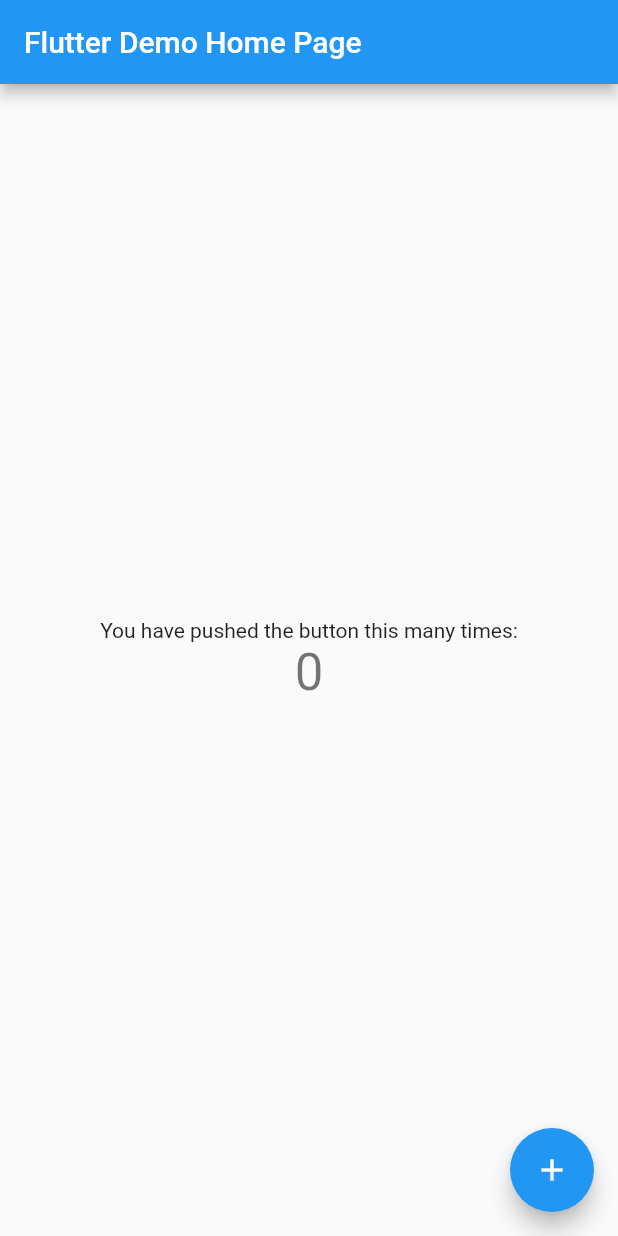
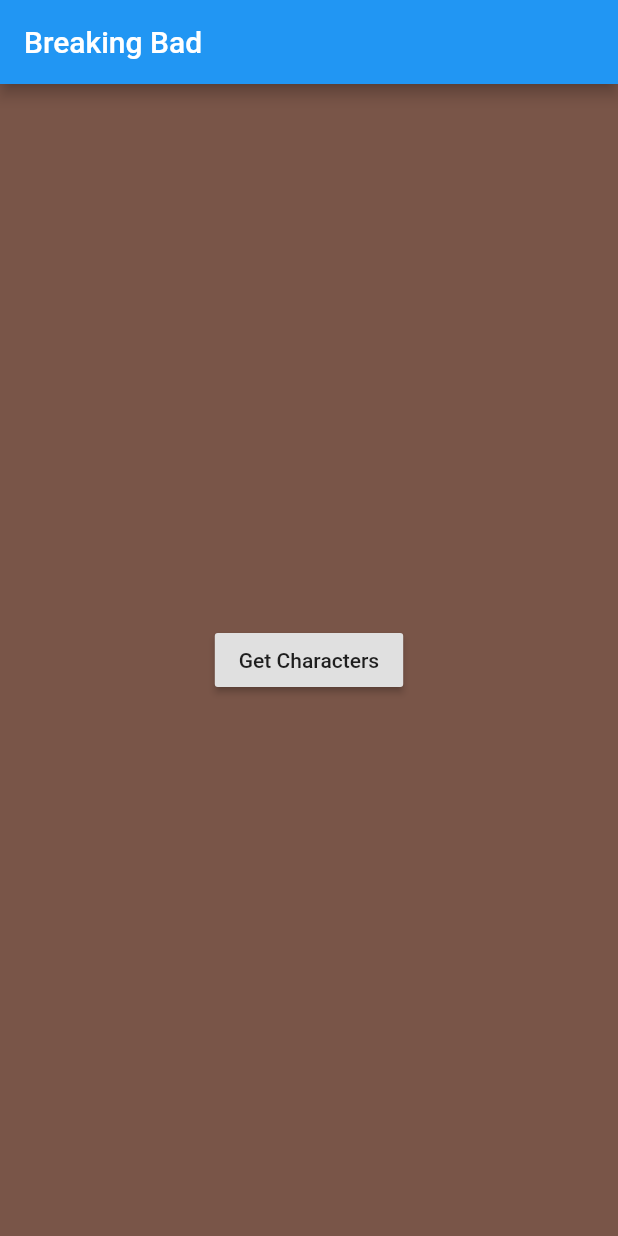
Before and after one commit to mercanbirer/flutter-example, a Flutter app: the screen it shows after launch, on a phone screen of 412 x 824 dp. Run offline on Flutter 3.47's test engine with Material 2 defaults, Android fonts, the phone set to English and light mode, and no system bars.

Commit message:
list model

```diff
--- a/lib/main.dart
+++ b/lib/main.dart
@@ -1,115 +1,31 @@
 import 'package:flutter/material.dart';
+import 'package:flutter_example/screens/CharecterList.dart';
+import 'package:http/http.dart';
 
 void main() {
   runApp(const MyApp());
 }
 
-class MyApp extends StatelessWidget {
+class MyApp extends StatefulWidget {
   const MyApp({Key? key}) : super(key: key);
 
-  // This widget is the root of your application.
+  @override
+  _MyAppState createState() => _MyAppState();
+}
+
+class _MyAppState extends State<MyApp> {
   @override
   Widget build(BuildContext context) {
     return MaterialApp(
-      title: 'Flutter Demo',
+      title: "Breaking Bad",
       theme: ThemeData(
-        // This is the theme of your application.
-        //
-        // Try running your application with "flutter run". You'll see the
-        // application has a blue toolbar. Then, without quitting the app, try
-        // changing the primarySwatch below to Colors.green and then invoke
-        // "hot reload" (press "r" in the console where you ran "flutter run",
-        // or simply save your changes to "hot reload" in a Flutter IDE).
-        // Notice that the counter didn't reset back to zero; the application
-        // is not restarted.
-        primarySwatch: Colors.blue,
-      ),
-      home: const MyHomePage(title: 'Flutter Demo Home Page'),
+          primarySwatch: Colors.blue,
+          scaffoldBackgroundColor: Colors.brown,
+          accentColor: Colors.amberAccent,
+          secondaryHeaderColor: Colors.blueGrey,
+          backgroundColor: Colors.black12),
+      home: const CharecterList(),
+
     );
   }
 }
-
-class MyHomePage extends StatefulWidget {
-  const MyHomePage({Key? key, required this.title}) : super(key: key);
-
-  // This widget is the home page of your application. It is stateful, meaning
-  // that it has a State object (defined below) that contains fields that affect
-  // how it looks.
-
-  // This class is the configuration for the state. It holds the values (in this
-  // case the title) provided by the parent (in this case the App widget) and
-  // used by the build method of the State. Fields in a Widget subclass are
-  // always marked "final".
-
-  final String title;
-
-  @override
-  State<MyHomePage> createState() => _MyHomePageState();
-}
-
-class _MyHomePageState extends State<MyHomePage> {
-  int _counter = 0;
-
-  void _incrementCounter() {
-    setState(() {
-      // This call to setState tells the Flutter framework that something has
-      // changed in this State, which causes it to rerun the build method below
-      // so that the display can reflect the updated values. If we changed
-      // _counter without calling setState(), then the build method would not be
-      // called again, and so nothing would appear to happen.
-      _counter++;
-    });
-  }
-
-  @override
-  Widget build(BuildContext context) {
-    // This method is rerun every time setState is called, for instance as done
-    // by the _incrementCounter method above.
-    //
-    // The Flutter framework has been optimized to make rerunning build methods
-    // fast, so that you can just rebuild anything that needs updating rather
-    // than having to individually change instances of widgets.
-    return Scaffold(
-      appBar: AppBar(
-        // Here we take the value from the MyHomePage object that was created by
-        // the App.build method, and use it to set our appbar title.
-        title: Text(widget.title),
-      ),
-      body: Center(
-        // Center is a layout widget. It takes a single child and positions it
-        // in the middle of the parent.
-        child: Column(
-          // Column is also a layout widget. It takes a list of children and
-          // arranges them vertically. By default, it sizes itself to fit its
-          // children horizontally, and tries to be as tall as its parent.
-          //
-          // Invoke "debug painting" (press "p" in the console, choose the
-          // "Toggle Debug Paint" action from the Flutter Inspector in Android
-          // Studio, or the "Toggle Debug Paint" command in Visual Studio Code)
-          // to see the wireframe for each widget.
-          //
-          // Column has various properties to control how it sizes itself and
-          // how it positions its children. Here we use mainAxisAlignment to
-          // center the children vertically; the main axis here is the vertical
-          // axis because Columns are vertical (the cross axis would be
-          // horizontal).
-          mainAxisAlignment: MainAxisAlignment.center,
-          children: <Widget>[
-            const Text(
-              'You have pushed the button this many times:',
-            ),
-            Text(
-              '$_counter',
-              style: Theme.of(context).textTheme.headline4,
-            ),
-          ],
-        ),
-      ),
-      floatingActionButton: FloatingActionButton(
-        onPressed: _incrementCounter,
-        tooltip: 'Increment',
-        child: const Icon(Icons.add),
-      ), // This trailing comma makes auto-formatting nicer for build methods.
-    );
-  }
-}
--- /dev/null
+++ b/lib/models/Character.dart
@@ -0,0 +1,9 @@
+class Character {
+  late int id;
+  late String ad;
+  late String img;
+  late String dogunGun;
+  late String oyuncu;
+  late String durum;
+  late String takmaAd;
+}
--- /dev/null
+++ b/lib/screens/CharecterList.dart
@@ -0,0 +1,55 @@
+import 'dart:convert';
+
+import 'package:flutter/foundation.dart';
+import 'package:flutter/material.dart';
+import 'package:http/http.dart';
+import 'package:flutter_example/models/Character.dart';
+import 'package:flutter_example/models/Character.dart';
+
+
+class CharecterList extends StatefulWidget {
+  const CharecterList({Key? key}) : super(key: key);
+
+  @override
+  _CharectersState createState() => _CharectersState();
+}
+
+class _CharectersState extends State<CharecterList> {
+
+  void getCharacters() async {
+
+    Uri myUri = Uri.parse("https://www.breakingbadapi.com/api/characters");
+    Response res =  await get(myUri);
+    if (kDebugMode) {
+      print(res);
+    }
+
+    var data = await jsonDecode(res.body);
+    if (kDebugMode) {
+      print(data[0]['name']);
+    }
+
+    for(var i= 0; i < data.length ; i++){
+      Character c = Character();
+
+    }
+
+
+  }
+  @override
+  Widget build(BuildContext context) {
+    return Scaffold(
+      appBar: AppBar(
+        title: const Text('Breaking Bad'),
+      ),
+      body: Center(
+        child: RaisedButton(
+          onPressed: (){
+            getCharacters();
+          },
+          child: const Text("Get Characters"),
+        ),
+      ),
+    );
+  }
+}
--- a/pubspec.yaml
+++ b/pubspec.yaml
@@ -34,6 +34,7 @@ dependencies:
   # The following adds the Cupertino Icons font to your application.
   # Use with the CupertinoIcons class for iOS style icons.
   cupertino_icons: ^1.0.2
+  http: ^0.13.4
 
 dev_dependencies:
   flutter_test:
```
Also changed, not shown: pubspec.lock.
